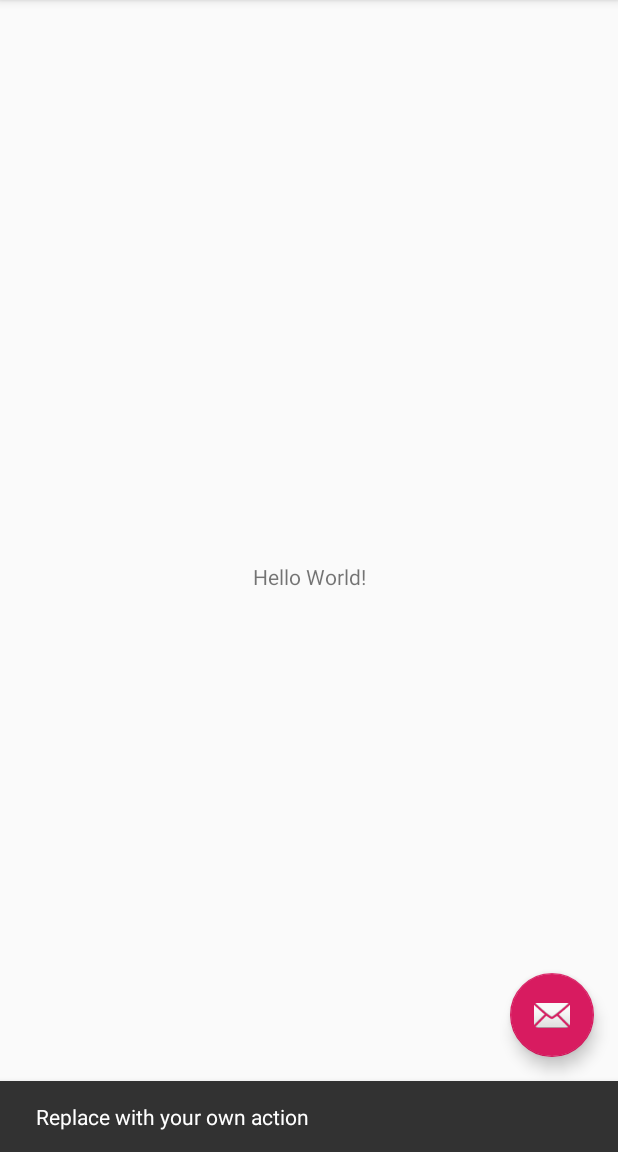
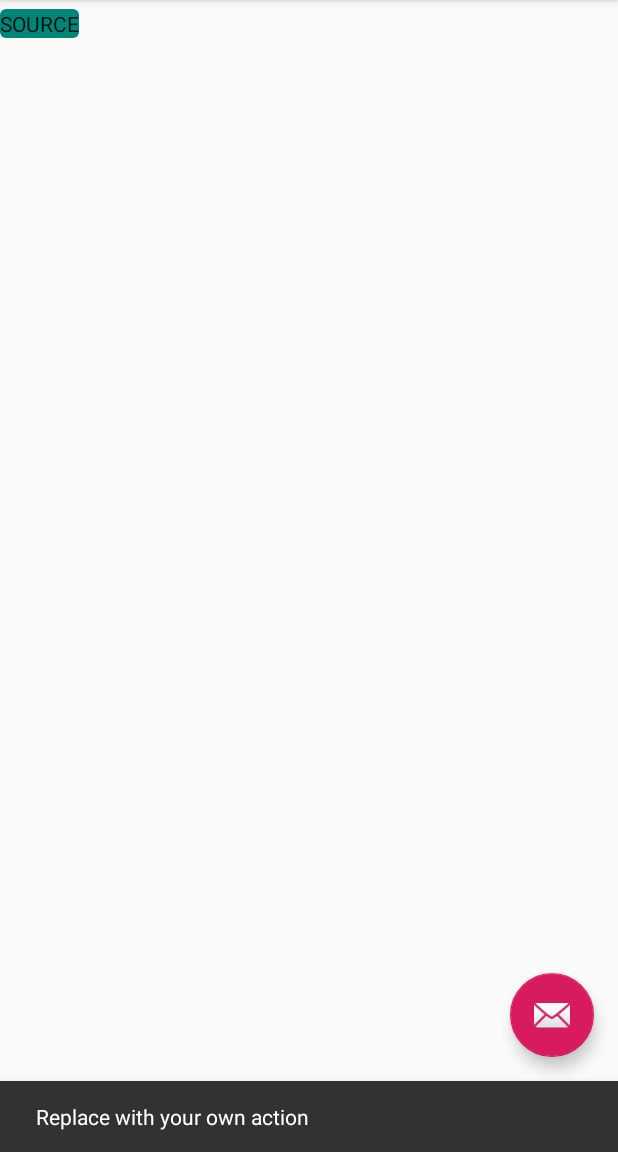
Before and after one commit to gafful/organa-android, an Android app: the screen it shows after launch (MainActivity), after a tap on an icon or button, on a phone screen of 412 x 824 dp, the part 84-1236 px from its top. Run offline under Robolectric (Android 15) with nearby library versions, the phone set to English and light mode, and no system bars.

Commit message:
Added source button

```diff
--- a/app/src/main/res/layout/content_main.xml
+++ b/app/src/main/res/layout/content_main.xml
@@ -9,13 +9,11 @@
         tools:showIn="@layout/activity_main"
         tools:context=".MainActivity">
 
-    <TextView
+    <com.google.android.material.button.MaterialButton
             android:layout_width="wrap_content"
             android:layout_height="wrap_content"
-        android:text="Hello World!"
-        app:layout_constraintBottom_toBottomOf="parent"
-        app:layout_constraintLeft_toLeftOf="parent"
-        app:layout_constraintRight_toRightOf="parent"
-        app:layout_constraintTop_toTopOf="parent" />
+            app:layout_constraintStart_toStartOf="parent"
+            app:layout_constraintTop_toTopOf="parent"
+            android:text="SOURCE"/>
 
 </androidx.constraintlayout.widget.ConstraintLayout>
```
Lines whose indentation alone changed are shown as unchanged.
